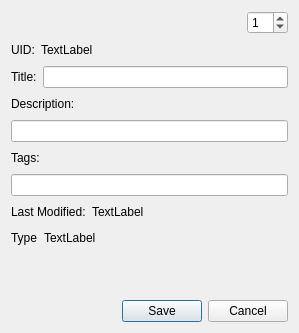
Old version of the form resources/clipdialog.ui in the repository jiakeliu/Cobra.
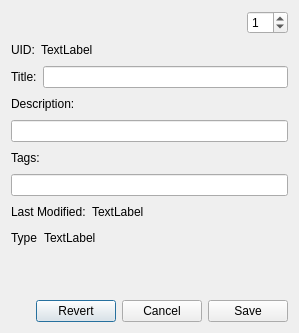
New version of the form.

Commit message: Added in finishing touches to clipDialog

```diff
--- a/resources/clipdialog.ui
+++ b/resources/clipdialog.ui
@@ -263,12 +263,23 @@
       </spacer>
      </item>
      <item>
-      <widget class="QDialogButtonBox" name="buttonbox">
-       <property name="orientation">
-        <enum>Qt::Horizontal</enum>
+      <widget class="QPushButton" name="revertBtn">
+       <property name="text">
+        <string>Revert</string>
        </property>
-       <property name="standardButtons">
-        <set>QDialogButtonBox::Cancel|QDialogButtonBox::Save</set>
+      </widget>
+     </item>
+     <item>
+      <widget class="QPushButton" name="cancelBtn">
+       <property name="text">
+        <string>Cancel</string>
+       </property>
+      </widget>
+     </item>
+     <item>
+      <widget class="QPushButton" name="saveBtn">
+       <property name="text">
+        <string>Save</string>
        </property>
       </widget>
      </item>
```
Left out of the diff: 35 changed lines with no effect on the pictures. The commit also changes 3 other files.
